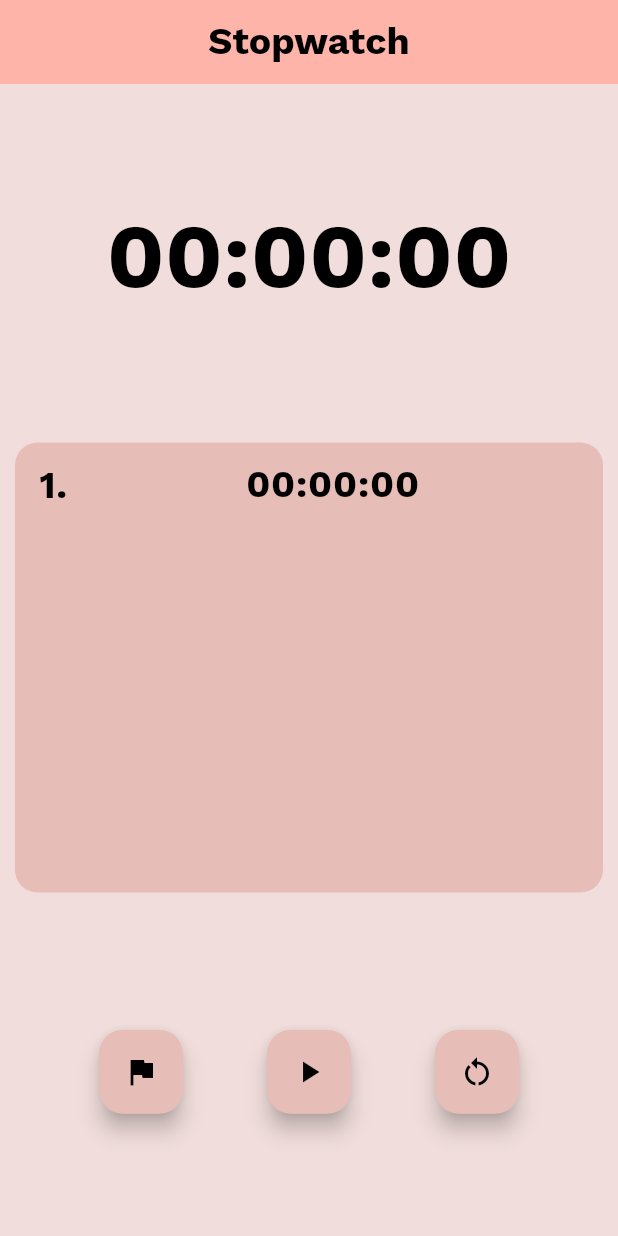
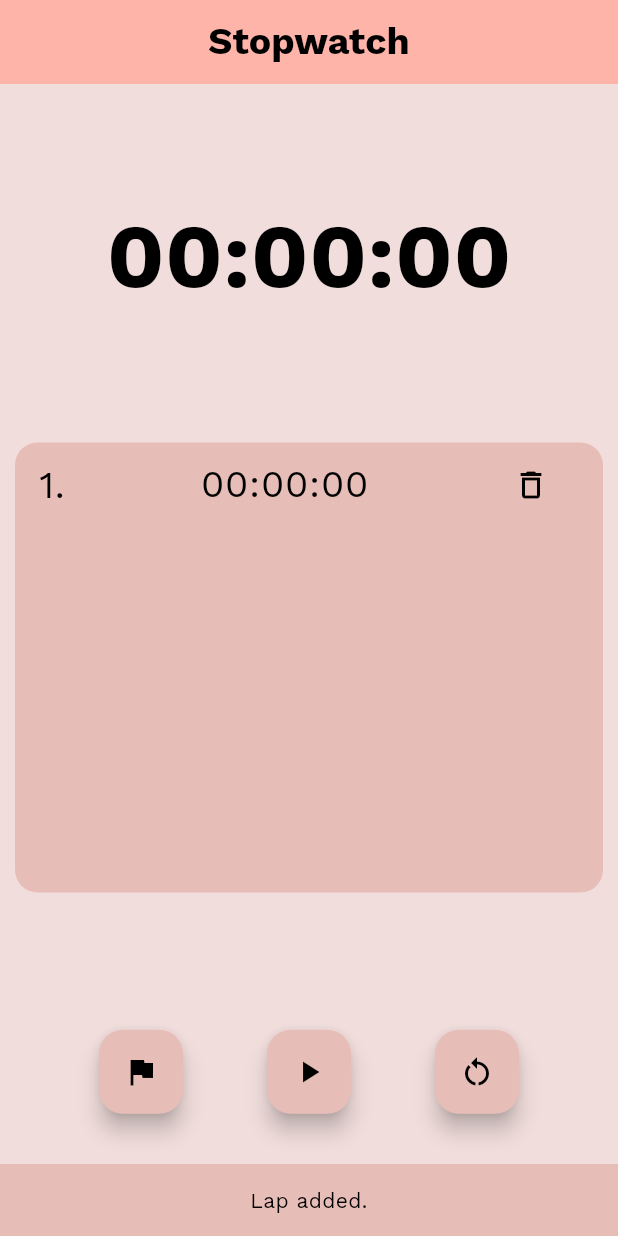
Before and after one commit to rajivkumarburra/OIBSIP-AppDev-Task-5, a Flutter app: the screen it shows after launch, after a tap on the "flag" icon, on a phone screen of 412 x 824 dp. Run offline on Flutter 3.47's test engine with Material 2 defaults, Android fonts, the phone set to English and light mode, and no system bars.

Commit message:
minor changes

```diff
--- a/lib/screens/home_page.dart
+++ b/lib/screens/home_page.dart
@@ -110,7 +110,9 @@ class _HomePageState extends State<HomePage> {
                   child: laps.isEmpty
                       ? Center(
                           child: Image.asset(
-                            'assets/images/empty_list.png',
+                            'assets/images/clock.png',
+                            height: 150,
+                            width: 150,
                             fit: BoxFit.cover,
                           ),
                         )
@@ -124,7 +126,7 @@ class _HomePageState extends State<HomePage> {
                                   '${index + 1}.',
                                   style: const TextStyle(
                                     fontSize: 25,
-                                    fontWeight: FontWeight.bold,
+                                    // fontWeight: FontWeight.bold,
                                     color: Colors.black,
                                   ),
                                 ),
@@ -132,10 +134,37 @@ class _HomePageState extends State<HomePage> {
                                   laps[index],
                                   style: const TextStyle(
                                     fontSize: 25,
-                                    fontWeight: FontWeight.bold,
+                                    // fontWeight: FontWeight.bold,
                                     color: Colors.black,
                                   ),
                                   textAlign: TextAlign.center,
+                                ),
+                                trailing: IconButton(
+                                  onPressed: () {
+                                    setState(() {
+                                      laps.removeAt(index);
+                                    });
+                                    ScaffoldMessenger.of(context).showSnackBar(
+                                      SnackBar(
+                                        content: const Text(
+                                          'Lap deleted.',
+                                          style: TextStyle(
+                                            // fontWeight: FontWeight.bold,
+                                            color: Colors.black,
+                                          ),
+                                          textAlign: TextAlign.center,
+                                        ),
+                                        backgroundColor: Theme.of(context)
+                                            .colorScheme
+                                            .secondary,
+                                        duration: const Duration(seconds: 1),
+                                      ),
+                                    );
+                                  },
+                                  icon: const Icon(
+                                    Icons.delete_outline,
+                                    color: Colors.black,
+                                  ),
                                 ),
                               ),
                             );
@@ -151,6 +180,21 @@ class _HomePageState extends State<HomePage> {
                     FloatingActionButton(
                       onPressed: () {
                         addLap();
+                        ScaffoldMessenger.of(context).showSnackBar(
+                          SnackBar(
+                            content: const Text(
+                              'Lap added.',
+                              style: TextStyle(
+                                // fontWeight: FontWeight.bold,
+                                color: Colors.black,
+                              ),
+                              textAlign: TextAlign.center,
+                            ),
+                            backgroundColor:
+                                Theme.of(context).colorScheme.secondary,
+                            duration: const Duration(seconds: 1),
+                          ),
+                        );
                       },
                       backgroundColor: Theme.of(context).colorScheme.secondary,
                       child: const Icon(
--- a/pubspec.yaml
+++ b/pubspec.yaml
@@ -61,6 +61,7 @@ flutter:
   # To add assets to your application, add an assets section, like this:
   assets:
     - assets/images/empty_list.png
+    - assets/images/clock.png
 
   # An image asset can refer to one or more resolution-specific "variants", see
   # https://flutter.dev/assets-and-images/#resolution-aware
```
Also changed, not shown: assets/images/clock.png (added).
